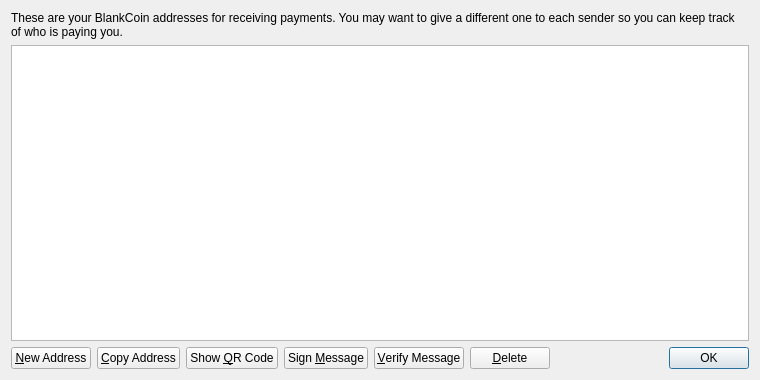
This is src/qt/forms/addressbookpage.ui in CashCow-Project/cashcow-cpow as Qt 5 draws it before an edit. The edited form follows.
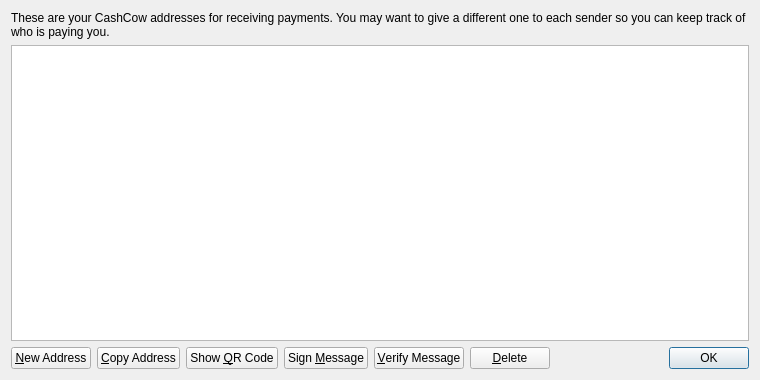
This is the edited form. Icons and pictures are not drawn.

Patch:
```diff
--- a/src/qt/forms/addressbookpage.ui
+++ b/src/qt/forms/addressbookpage.ui
@@ -17,7 +17,7 @@
    <item>
     <widget class="QLabel" name="labelExplanation">
      <property name="text">
-      <string>These are your BlankCoin addresses for receiving payments. You may want to give a different one to each sender so you can keep track of who is paying you.</string>
+      <string>These are your CashCow addresses for receiving payments. You may want to give a different one to each sender so you can keep track of who is paying you.</string>
      </property>
      <property name="textFormat">
       <enum>Qt::PlainText</enum>
```
Left out of the diff: 4 changed lines with no effect on the pictures.
